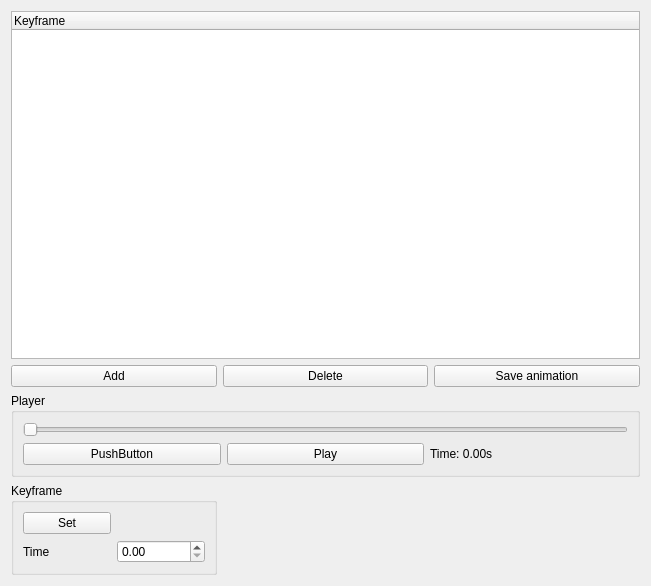
First picture: the form in src/wte/ui/CameraAnimationDialog.ui, repository spiricn/Wt, before the edit.
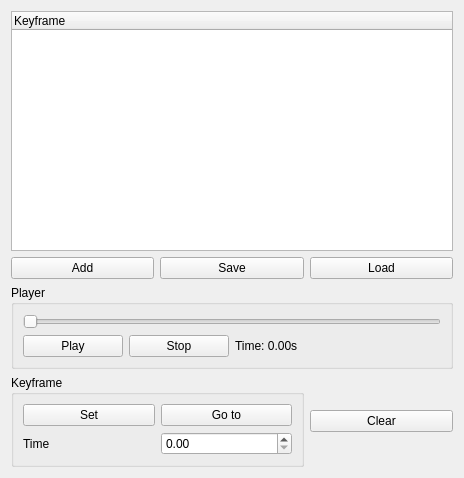
Second picture: the form after the edit.

Commit message: NodeAnimation rewritten, editor camera animator dialog improved.

Patch:
```diff
--- a/src/wte/ui/CameraAnimationDialog.ui
+++ b/src/wte/ui/CameraAnimationDialog.ui
@@ -6,34 +6,20 @@
    <rect>
     <x>0</x>
     <y>0</y>
-    <width>651</width>
-    <height>586</height>
+    <width>464</width>
+    <height>478</height>
    </rect>
   </property>
   <property name="windowTitle">
    <string>Form</string>
   </property>
   <layout class="QGridLayout" name="gridLayout_2">
-   <item row="2" column="0" colspan="3">
+   <item row="4" column="0" colspan="3">
     <widget class="QGroupBox" name="groupBox">
      <property name="title">
       <string>Player</string>
      </property>
      <layout class="QGridLayout" name="gridLayout">
-      <item row="2" column="0">
-       <widget class="QPushButton" name="pushButton_4">
-        <property name="text">
-         <string>PushButton</string>
-        </property>
-       </widget>
-      </item>
-      <item row="2" column="1">
-       <widget class="QPushButton" name="pushButton_2">
-        <property name="text">
-         <string>Play</string>
-        </property>
-       </widget>
-      </item>
       <item row="2" column="2">
        <widget class="QLabel" name="label">
         <property name="text">
@@ -41,40 +27,31 @@
         </property>
        </widget>
       </item>
-      <item row="1" column="0" colspan="3">
+      <item row="2" column="0">
+       <widget class="QPushButton" name="playPause">
+        <property name="text">
+         <string>Play</string>
+        </property>
+       </widget>
+      </item>
+      <item row="1" column="0" colspan="4">
        <widget class="QSlider" name="horizontalSlider">
         <property name="orientation">
          <enum>Qt::Horizontal</enum>
         </property>
        </widget>
       </item>
+      <item row="2" column="1">
+       <widget class="QPushButton" name="pushButton_2">
+        <property name="text">
+         <string>Stop</string>
+        </property>
+       </widget>
+      </item>
      </layout>
     </widget>
    </item>
-   <item row="0" column="0" colspan="3">
-    <widget class="QTreeWidget" name="treeWidget">
-     <column>
-      <property name="text">
-       <string>Keyframe</string>
-      </property>
-     </column>
-    </widget>
-   </item>
-   <item row="1" column="0">
-    <widget class="QPushButton" name="pushButton">
-     <property name="text">
-      <string>Add</string>
-     </property>
-    </widget>
-   </item>
-   <item row="1" column="1">
-    <widget class="QPushButton" name="pushButton_3">
-     <property name="text">
-      <string>Delete</string>
-     </property>
-    </widget>
-   </item>
-   <item row="3" column="0">
+   <item row="5" column="0" colspan="2">
     <widget class="QGroupBox" name="keyframeGroup">
      <property name="title">
       <string>Keyframe</string>
@@ -97,13 +74,50 @@
         </property>
        </widget>
       </item>
+      <item row="0" column="1">
+       <widget class="QPushButton" name="pushButton_7">
+        <property name="text">
+         <string>Go to</string>
+        </property>
+       </widget>
+      </item>
      </layout>
     </widget>
    </item>
-   <item row="1" column="2">
+   <item row="0" column="0" colspan="3">
+    <widget class="QTreeWidget" name="treeWidget">
+     <column>
+      <property name="text">
+       <string>Keyframe</string>
+      </property>
+     </column>
+    </widget>
+   </item>
+   <item row="2" column="0">
+    <widget class="QPushButton" name="pushButton">
+     <property name="text">
+      <string>Add</string>
+     </property>
+    </widget>
+   </item>
+   <item row="2" column="2">
+    <widget class="QPushButton" name="pushButton_8">
+     <property name="text">
+      <string>Load</string>
+     </property>
+    </widget>
+   </item>
+   <item row="2" column="1">
     <widget class="QPushButton" name="pushButton_6">
      <property name="text">
-      <string>Save animation</string>
+      <string>Save</string>
+     </property>
+    </widget>
+   </item>
+   <item row="5" column="2">
+    <widget class="QPushButton" name="pushButton_3">
+     <property name="text">
+      <string>Clear</string>
      </property>
     </widget>
    </item>
```
Left out of the diff: 115 changed lines with no effect on the pictures. The commit also changes 11 other files.
